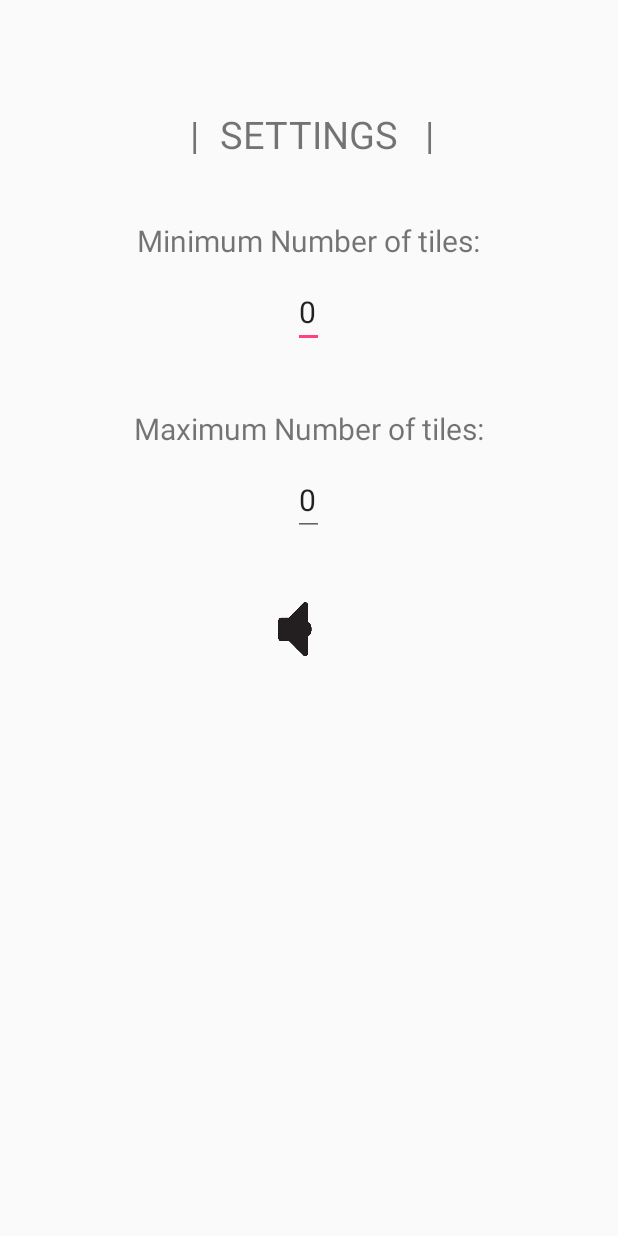
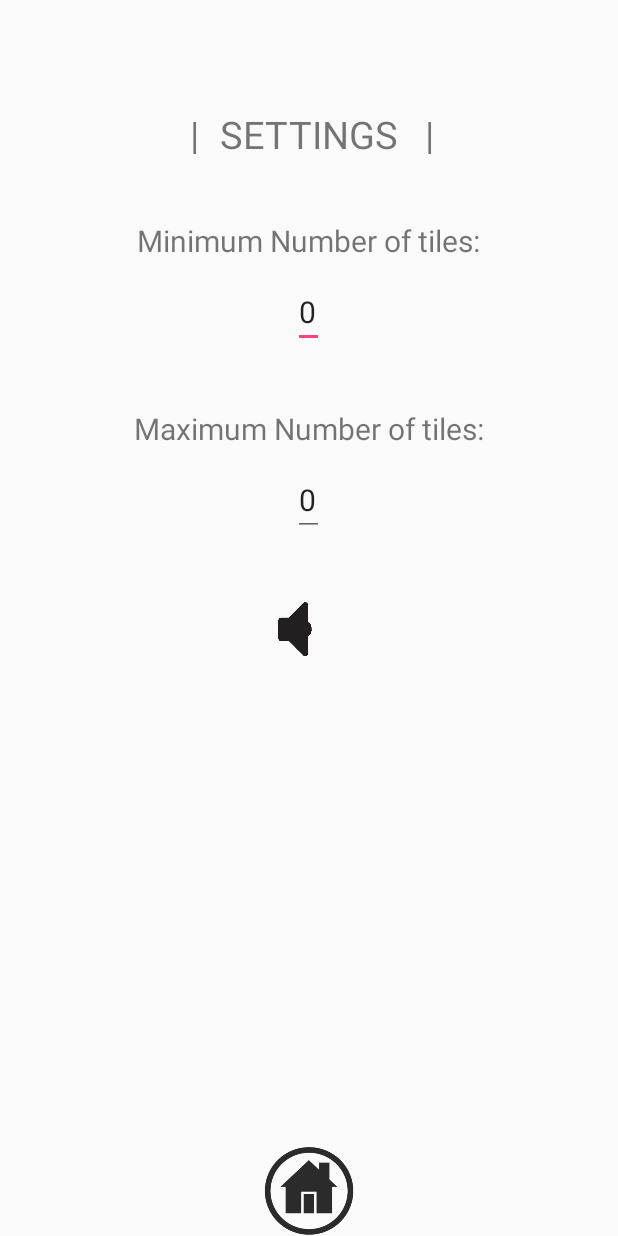
Before and after one commit to tisaconundrum2/AnagramGame, an Android app: the layout settings.xml on its own in the app's theme, with its tools: preview values and no code run, on a phone screen of 412 x 824 dp. Run offline under Robolectric (Android 15) with nearby library versions, the phone set to English and light mode, and no system bars.

Commit message:
Fixed naming convention

```diff
--- a/app/src/main/res/layout/credits.xml
+++ b/app/src/main/res/layout/credits.xml
@@ -85,6 +85,7 @@
         android:textSize="20dp" />
 
     <ImageView
+        android:id="@+id/home_button"
         android:layout_width="wrap_content"
         android:layout_height="wrap_content"
         android:adjustViewBounds="true"
--- a/app/src/main/res/layout/game_over.xml
+++ b/app/src/main/res/layout/game_over.xml
@@ -84,6 +84,7 @@
         android:textSize="20dp" />
 
     <ImageView
+        android:id="@+id/home_button"
         android:layout_width="wrap_content"
         android:layout_height="wrap_content"
         android:adjustViewBounds="true"
--- a/app/src/main/res/layout/settings.xml
+++ b/app/src/main/res/layout/settings.xml
@@ -1,14 +1,15 @@
 <?xml version="1.0" encoding="utf-8"?>
 <RelativeLayout xmlns:android="http://schemas.android.com/apk/res/android"
-    xmlns:app="http://schemas.android.com/apk/res-auto"
     xmlns:tools="http://schemas.android.com/tools"
-    android:id="@+id/settings_layout"
+    android:id="@+id/credits_layout"
     android:layout_width="match_parent"
     android:layout_height="match_parent"
-    android:paddingBottom="0sp"
-    android:paddingLeft="0sp"
-    android:paddingRight="0sp"
-    android:paddingTop="0sp">
+    android:orientation="vertical"
+    android:paddingBottom="0dp"
+    android:paddingLeft="0dp"
+    android:paddingRight="0dp"
+    android:paddingTop="0dp"
+    tools:context="com.tisaconundrum.anagramgame.Settings">
 
     <TextView
         android:id="@+id/title_settings"
@@ -96,4 +97,15 @@
         android:maxHeight="44sp"
         android:scaleType="fitCenter"
         android:src="@mipmap/sound_option" />
+
+    <ImageView
+        android:id="@+id/home_button"
+        android:layout_width="wrap_content"
+        android:layout_height="wrap_content"
+        android:adjustViewBounds="true"
+        android:maxWidth="60dp"
+        android:scaleType="fitCenter"
+        android:src="@mipmap/home_button"
+        android:layout_alignParentBottom="true"
+        android:layout_centerHorizontal="true" />
 </RelativeLayout>
```
